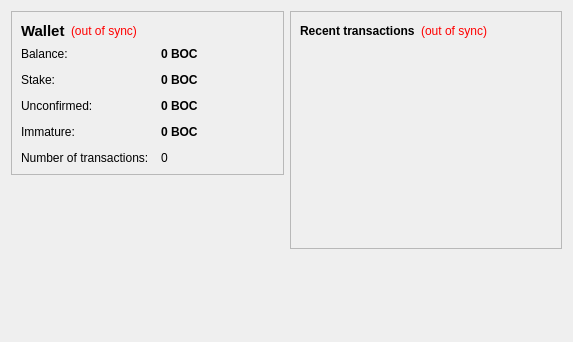
This is src/qt/forms/overviewpage.ui in shitcoin/shitcoin as Qt 5 draws it before an edit. The edited form follows.
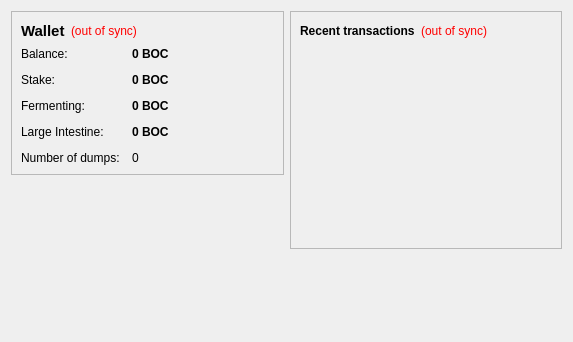
This is the edited form. Icons and pictures are not drawn.

Patch:
```diff
--- a/src/qt/forms/overviewpage.ui
+++ b/src/qt/forms/overviewpage.ui
@@ -144,7 +144,7 @@
           <item row="2" column="0">
            <widget class="QLabel" name="label_3">
             <property name="text">
-             <string>Unconfirmed:</string>
+             <string>Fermenting:</string>
             </property>
            </widget>
           </item>
@@ -173,7 +173,7 @@
           <item row="3" column="0">
            <widget class="QLabel" name="labelImmatureText">
             <property name="text">
-             <string>Immature:</string>
+             <string>Large Intestine:</string>
             </property>
            </widget>
           </item>
@@ -199,7 +199,7 @@
           <item row="4" column="0">
            <widget class="QLabel" name="label_2">
             <property name="text">
-             <string>Number of transactions:</string>
+             <string>Number of dumps:</string>
             </property>
            </widget>
           </item>
```
Left out of the diff: 8 changed lines with no effect on the pictures.
